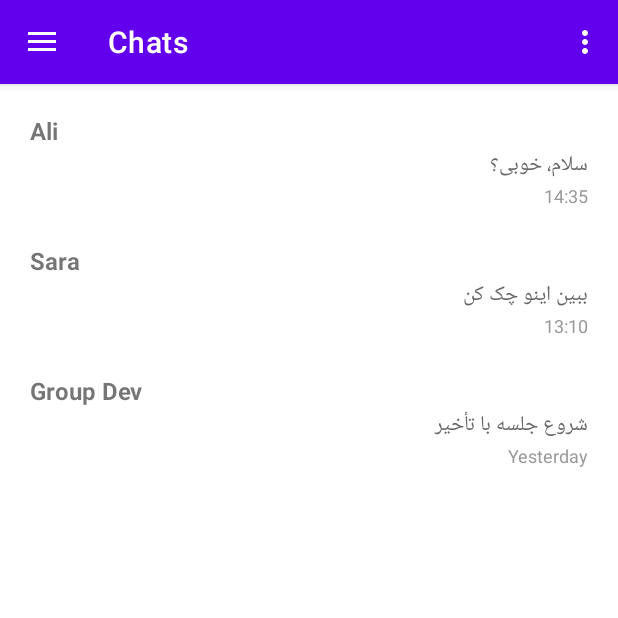
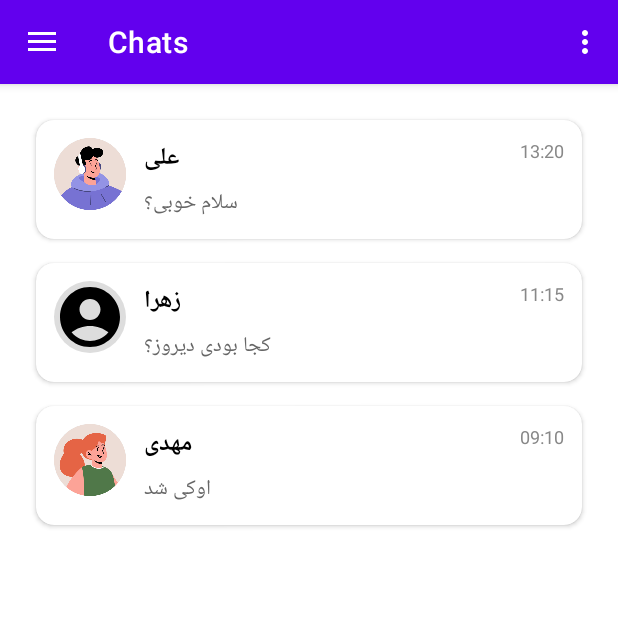
Before and after one commit to alibooresh/PajoheshGram, an Android app: the screen it shows after launch (MainActivity), in the side drawer, after a tap on "Chats", on a phone screen of 412 x 824 dp, the top half of it. Run offline under Robolectric (Android 15) with nearby library versions, the phone set to English and light mode, and no system bars; our stand-ins replace navigation-ui.

Commit message:
add chatlist

```diff
--- a/app/src/main/AndroidManifest.xml
+++ b/app/src/main/AndroidManifest.xml
@@ -23,6 +23,7 @@
                 <category android:name="android.intent.category.LAUNCHER" />
             </intent-filter>
         </activity>
+        <activity android:name=".ui.chats.ChatActivity" />
     </application>
 
 </manifest>
--- /dev/null
+++ b/app/src/main/java/com/example/pajoheshgram/ui/chats/ChatActivity.java
@@ -0,0 +1,30 @@
+package com.example.pajoheshgram.ui.chats;
+
+import android.os.Bundle;
+import android.widget.ImageView;
+import android.widget.TextView;
+
+import androidx.appcompat.app.AppCompatActivity;
+
+import com.example.pajoheshgram.R;
+
+public class ChatActivity extends AppCompatActivity {
+
+    ImageView imageAvatar;
+    TextView textTitle;
+
+    @Override
+    protected void onCreate(Bundle savedInstanceState) {
+        super.onCreate(savedInstanceState);
+        setContentView(R.layout.activity_chat);
+
+        imageAvatar = findViewById(R.id.image_chat_avatar);
+        textTitle = findViewById(R.id.text_chat_title);
+
+        String name = getIntent().getStringExtra("chat_name");
+        int avatarRes = getIntent().getIntExtra("avatar_res_id", R.drawable.ic_avatar_placeholder);
+
+        imageAvatar.setImageResource(avatarRes);
+        textTitle.setText(name);
+    }
+}
--- /dev/null
+++ b/app/src/main/java/com/example/pajoheshgram/ui/chats/ChatAdapter.java
@@ -0,0 +1,72 @@
+package com.example.pajoheshgram.ui.chats;
+
+import android.content.Context;
+import android.view.LayoutInflater;
+import android.view.View;
+import android.view.ViewGroup;
+import android.widget.ImageView;
+import android.widget.TextView;
+
+import androidx.annotation.NonNull;
+import androidx.recyclerview.widget.RecyclerView;
+import com.example.pajoheshgram.R;
+
+import java.util.List;
+
+public class ChatAdapter extends RecyclerView.Adapter<ChatAdapter.ChatViewHolder> {
+
+    private List<ChatItem> chatList;
+    private Context context;
+    private OnChatClickListener listener;
+
+    public interface OnChatClickListener {
+        void onChatClick(ChatItem item);
+    }
+
+    public ChatAdapter(Context context, List<ChatItem> chatList, OnChatClickListener listener) {
+        this.context = context;
+        this.chatList = chatList;
+        this.listener = listener;
+    }
+
+    @NonNull
+    @Override
+    public ChatViewHolder onCreateViewHolder(@NonNull ViewGroup parent, int viewType) {
+        View view = LayoutInflater.from(context).inflate(R.layout.item_chat, parent, false);
+        return new ChatViewHolder(view);
+    }
+
+    @Override
+    public void onBindViewHolder(@NonNull ChatViewHolder holder, int position) {
+        ChatItem item = chatList.get(position);
+        holder.textName.setText(item.getContactName());
+        holder.textMessage.setText(item.getLastMessage());
+        holder.textTime.setText(item.getLastMessageTime());
+        holder.avatar.setImageResource(item.getAvatarUrl());
+
+        holder.itemView.setOnClickListener(v -> listener.onChatClick(item));
+    }
+
+    @Override
+    public int getItemCount() {
+        return chatList.size();
+    }
+
+    public static class ChatViewHolder extends RecyclerView.ViewHolder {
+        ImageView avatar;
+        TextView textName, textMessage, textTime;
+
+        public ChatViewHolder(@NonNull View itemView) {
+            super(itemView);
+            avatar = itemView.findViewById(R.id.imageAvatar);
+            textName = itemView.findViewById(R.id.textName);
+            textMessage = itemView.findViewById(R.id.textLastMessage);
+            textTime = itemView.findViewById(R.id.textTime);
+        }
+    }
+
+    public void updateList(List<ChatItem> newList) {
+        chatList = newList;
+        notifyDataSetChanged();
+    }
+}
--- a/app/src/main/java/com/example/pajoheshgram/ui/chats/ChatItem.java
+++ b/app/src/main/java/com/example/pajoheshgram/ui/chats/ChatItem.java
@@ -1,13 +1,47 @@
 package com.example.pajoheshgram.ui.chats;
 
 public class ChatItem {
-    public String name;
+    public String contactName;
     public String lastMessage;
-    public String time;
+    public String lastMessageTime;
+    private int avatarResId;
 
-    public ChatItem(String name, String lastMessage, String time) {
-        this.name = name;
+    public ChatItem(String name, String lastMessage, String lastMessageTime,int avatarResId) {
+        this.contactName = name;
         this.lastMessage = lastMessage;
-        this.time = time;
+        this.lastMessageTime = lastMessageTime;
+        this.avatarResId = avatarResId;
+    }
+
+    public String getContactName() {
+        return contactName;
+    }
+
+    public void setContactName(String contactName) {
+        this.contactName = contactName;
+    }
+
+    public String getLastMessage() {
+        return lastMessage;
+    }
+
+    public void setLastMessage(String lastMessage) {
+        this.lastMessage = lastMessage;
+    }
+
+    public String getLastMessageTime() {
+        return lastMessageTime;
+    }
+
+    public void setLastMessageTime(String lastMessageTime) {
+        this.lastMessageTime = lastMessageTime;
+    }
+
+    public int getAvatarUrl() {
+        return avatarResId;
+    }
+
+    public void setAvatarUrl(int avatarUrl) {
+        this.avatarResId = avatarUrl;
     }
 }
--- /dev/null
+++ b/app/src/main/java/com/example/pajoheshgram/ui/chats/ChatListFragment.java
@@ -0,0 +1,51 @@
+package com.example.pajoheshgram.ui.chats;
+
+import android.content.Intent;
+import android.os.Bundle;
+
+import androidx.annotation.NonNull;
+import androidx.annotation.Nullable;
+import androidx.fragment.app.Fragment;
+import androidx.recyclerview.widget.LinearLayoutManager;
+import androidx.recyclerview.widget.RecyclerView;
+
+import android.view.LayoutInflater;
+import android.view.View;
+import android.view.ViewGroup;
+
+import com.example.pajoheshgram.R;
+
+import java.util.ArrayList;
+import java.util.List;
+
+public class ChatListFragment extends Fragment {
+
+    private RecyclerView recyclerView;
+    private List<ChatItem> chatItems;
+
+    @Nullable
+    @Override
+    public View onCreateView(@NonNull LayoutInflater inflater, @Nullable ViewGroup container,
+                             @Nullable Bundle savedInstanceState) {
+        View view = inflater.inflate(R.layout.fragment_chat_list, container, false);
+
+        recyclerView = view.findViewById(R.id.recyclerViewChats);
+        recyclerView.setLayoutManager(new LinearLayoutManager(getContext()));
+
+        // داده ماک
+        chatItems = new ArrayList<>();
+        chatItems.add(new ChatItem("علی", "سلام خوبی؟", "13:20", R.drawable.avatar_ali));
+        chatItems.add(new ChatItem("زهرا", "کجا بودی دیروز؟", "11:15", R.drawable.ic_avatar_placeholder));
+        chatItems.add(new ChatItem("مهدی", "اوکی شد", "09:10", R.drawable.avatar_sara));
+
+        ChatAdapter adapter = new ChatAdapter(getContext(), chatItems, item -> {
+            Intent intent = new Intent(getContext(), ChatActivity.class);
+            intent.putExtra("chat_name", item.getContactName());
+            intent.putExtra("avatar_res_id", item.getAvatarUrl());
+            startActivity(intent);
+        });
+
+        recyclerView.setAdapter(adapter);
+        return view;
+    }
+}
--- a/app/src/main/java/com/example/pajoheshgram/ui/chats/ChatsAdapter.java
+++ /dev/null
@@ -1,52 +0,0 @@
-package com.example.pajoheshgram.ui.chats;
-
-import android.view.LayoutInflater;
-import android.view.View;
-import android.view.ViewGroup;
-import android.widget.TextView;
-
-import androidx.annotation.NonNull;
-import androidx.recyclerview.widget.RecyclerView;
-import com.example.pajoheshgram.R;
-
-import java.util.List;
-
-public class ChatsAdapter extends RecyclerView.Adapter<ChatsAdapter.ChatViewHolder> {
-
-    private List<ChatItem> chats;
-
-    public ChatsAdapter(List<ChatItem> chats) {
-        this.chats = chats;
-    }
-
-    @NonNull
-    @Override
-    public ChatViewHolder onCreateViewHolder(@NonNull ViewGroup parent, int viewType) {
-        View v = LayoutInflater.from(parent.getContext()).inflate(R.layout.item_chat, parent, false);
-        return new ChatViewHolder(v);
-    }
-
-    @Override
-    public void onBindViewHolder(@NonNull ChatViewHolder holder, int position) {
-        ChatItem chat = chats.get(position);
-        holder.name.setText(chat.name);
-        holder.lastMessage.setText(chat.lastMessage);
-        holder.time.setText(chat.time);
-    }
-
-    @Override
-    public int getItemCount() {
-        return chats.size();
-    }
-
-    public static class ChatViewHolder extends RecyclerView.ViewHolder {
-        TextView name, lastMessage, time;
-
-        public ChatViewHolder(@NonNull View itemView) {
-            super(itemView);
-            name = itemView.findViewById(R.id.text_name);
-            lastMessage = itemView.findViewById(R.id.text_last_message);
-            time = itemView.findViewById(R.id.text_time);
-        }
-    }
-}
--- a/app/src/main/java/com/example/pajoheshgram/ui/chats/ChatsFragment.java
+++ /dev/null
@@ -1,43 +0,0 @@
-package com.example.pajoheshgram.ui.chats;
-
-import android.os.Bundle;
-import androidx.fragment.app.Fragment;
-import androidx.lifecycle.ViewModelProvider;
-import androidx.recyclerview.widget.LinearLayoutManager;
-import androidx.recyclerview.widget.RecyclerView;
-
-import android.view.LayoutInflater;
-import android.view.View;
-import android.view.ViewGroup;
-
-import com.example.pajoheshgram.R;
-
-import java.util.ArrayList;
-import java.util.List;
-
-public class ChatsFragment extends Fragment {
-
-    private ChatsViewModel chatsViewModel;
-    private RecyclerView recyclerView;
-    private ChatsAdapter adapter;
-
-    public ChatsFragment() {
-        // Required empty public constructor
-    }
-
-    @Override
-    public View onCreateView(LayoutInflater inflater, ViewGroup container,
-                             Bundle savedInstanceState) {
-        View root = inflater.inflate(R.layout.fragment_chats, container, false);
-
-        recyclerView = root.findViewById(R.id.recycler_chats);
-        recyclerView.setLayoutManager(new LinearLayoutManager(getContext()));
-
-        // ViewModel و داده ماک
-        chatsViewModel = new ViewModelProvider(this).get(ChatsViewModel.class);
-        adapter = new ChatsAdapter(chatsViewModel.getMockChats());
-        recyclerView.setAdapter(adapter);
-
-        return root;
-    }
-}
--- a/app/src/main/java/com/example/pajoheshgram/ui/chats/ChatsViewModel.java
+++ b/app/src/main/java/com/example/pajoheshgram/ui/chats/ChatsViewModel.java
@@ -8,9 +8,9 @@ public class ChatsViewModel extends ViewModel {
 
     public List<ChatItem> getMockChats() {
         List<ChatItem> list = new ArrayList<>();
-        list.add(new ChatItem("Ali", "سلام، خوبی؟", "14:35"));
-        list.add(new ChatItem("Sara", "ببین اینو چک کن", "13:10"));
-        list.add(new ChatItem("Group Dev", "شروع جلسه با تأخیر", "Yesterday"));
+//        list.add(new ChatItem("Ali", "سلام، خوبی؟", "14:35"));
+//        list.add(new ChatItem("Sara", "ببین اینو چک کن", "13:10"));
+//        list.add(new ChatItem("Group Dev", "شروع جلسه با تأخیر", "Yesterday"));
         return list;
     }
 }
--- /dev/null
+++ b/app/src/main/res/layout/activity_chat.xml
@@ -0,0 +1,21 @@
+<LinearLayout xmlns:android="http://schemas.android.com/apk/res/android"
+    android:orientation="vertical" android:layout_width="match_parent"
+    android:layout_height="match_parent" android:padding="16dp">
+
+    <ImageView
+        android:id="@+id/image_chat_avatar"
+        android:layout_width="64dp"
+        android:layout_height="64dp"
+        android:src="@drawable/ic_avatar_placeholder"
+        android:layout_gravity="center_horizontal"/>
+
+    <TextView
+        android:id="@+id/text_chat_title"
+        android:layout_width="wrap_content"
+        android:layout_height="wrap_content"
+        android:text="نام مخاطب"
+        android:textSize="20sp"
+        android:textStyle="bold"
+        android:layout_gravity="center_horizontal"
+        android:layout_marginTop="8dp"/>
+</LinearLayout>
--- /dev/null
+++ b/app/src/main/res/layout/fragment_chat_list.xml
@@ -0,0 +1,33 @@
+<?xml version="1.0" encoding="utf-8"?>
+<androidx.constraintlayout.widget.ConstraintLayout
+    xmlns:android="http://schemas.android.com/apk/res/android"
+    xmlns:app="http://schemas.android.com/apk/res-auto"
+    android:layout_width="match_parent"
+    android:layout_height="match_parent">
+    <LinearLayout
+        android:layout_width="match_parent"
+        android:layout_height="match_parent"
+        android:orientation="vertical"
+        android:padding="16dp">
+        <androidx.appcompat.widget.SearchView
+            android:id="@+id/search_view"
+            android:layout_width="match_parent"
+            android:layout_height="wrap_content"
+            android:queryHint="Search..."
+            android:iconifiedByDefault="false"
+            android:layout_margin="8dp"/>
+    </LinearLayout>
+
+    <androidx.recyclerview.widget.RecyclerView
+        android:id="@+id/recyclerViewChats"
+        android:layout_width="0dp"
+        android:layout_height="0dp"
+        android:clipToPadding="false"
+        android:padding="16dp"
+        app:layoutManager="androidx.recyclerview.widget.LinearLayoutManager"
+        app:layout_constraintTop_toTopOf="parent"
+        app:layout_constraintBottom_toBottomOf="parent"
+        app:layout_constraintStart_toStartOf="parent"
+        app:layout_constraintEnd_toEndOf="parent"/>
+
+</androidx.constraintlayout.widget.ConstraintLayout>
--- a/app/src/main/res/layout/item_chat.xml
+++ b/app/src/main/res/layout/item_chat.xml
@@ -1,33 +1,58 @@
 <?xml version="1.0" encoding="utf-8"?>
-<LinearLayout
-    xmlns:android="http://schemas.android.com/apk/res/android"
+<androidx.cardview.widget.CardView xmlns:android="http://schemas.android.com/apk/res/android"
+    xmlns:card_view="http://schemas.android.com/apk/res-auto"
     android:layout_width="match_parent"
     android:layout_height="wrap_content"
-    android:orientation="vertical"
-    android:padding="12dp"
-    android:background="?android:attr/selectableItemBackground">
+    card_view:cardCornerRadius="12dp"
+    android:layout_margin="8dp"
+    android:elevation="4dp">
 
-    <TextView
-        android:id="@+id/text_name"
-        android:textStyle="bold"
-        android:textSize="16sp"
-        android:text="User name"
-        android:layout_width="match_parent"
-        android:layout_height="wrap_content"/>
-
-    <TextView
-        android:id="@+id/text_last_message"
-        android:text="last message here"
-        android:textColor="#666"
-        android:layout_width="match_parent"
-        android:layout_height="wrap_content"/>
-
-    <TextView
-        android:id="@+id/text_time"
-        android:text="14:25"
-        android:textSize="12sp"
-        android:textColor="#999"
+    <RelativeLayout
         android:layout_width="match_parent"
         android:layout_height="wrap_content"
-        android:gravity="end"/>
-</LinearLayout>
+        android:padding="12dp">
+
+        <ImageView
+            android:id="@+id/imageAvatar"
+            android:layout_width="48dp"
+            android:layout_height="48dp"
+            android:layout_alignParentStart="true"
+            android:scaleType="centerCrop"
+            android:src="@drawable/ic_avatar_placeholder"
+            android:background="@drawable/avatar_circle" />
+
+        <TextView
+            android:id="@+id/textName"
+            android:layout_width="wrap_content"
+            android:layout_height="wrap_content"
+            android:layout_toEndOf="@id/imageAvatar"
+            android:layout_marginStart="12dp"
+            android:text="نام مخاطب"
+            android:textColor="#000"
+            android:textSize="16sp"
+            android:textStyle="bold" />
+
+        <TextView
+            android:id="@+id/textTime"
+            android:layout_width="wrap_content"
+            android:layout_height="wrap_content"
+            android:layout_alignParentEnd="true"
+            android:text="15:30"
+            android:textColor="#888"
+            android:textSize="12sp" />
+
+        <TextView
+            android:id="@+id/textLastMessage"
+            android:layout_width="wrap_content"
+            android:layout_height="wrap_content"
+            android:layout_below="@id/textName"
+            android:layout_toEndOf="@id/imageAvatar"
+            android:layout_marginStart="12dp"
+            android:layout_marginTop="4dp"
+            android:text="متن آخرین پیام مخاطب"
+            android:textColor="#666"
+            android:textSize="14sp" />
+
+    </RelativeLayout>
+
+</androidx.cardview.widget.CardView>
--- a/app/src/main/res/navigation/mobile_navigation.xml
+++ b/app/src/main/res/navigation/mobile_navigation.xml
@@ -14,7 +14,7 @@
 
     <fragment
         android:id="@+id/nav_chats"
-        android:name="com.example.pajoheshgram.ui.chats.ChatsFragment"
+        android:name="com.example.pajoheshgram.ui.chats.ChatListFragment"
         android:label="Chats"
         tools:layout="@layout/fragment_chats" />
 
```
